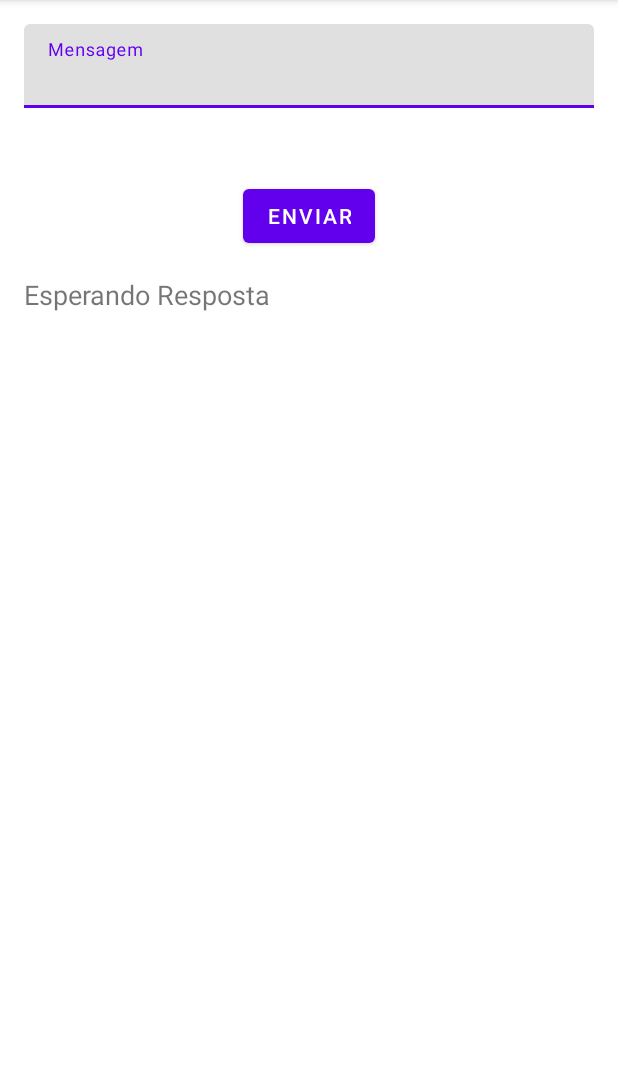
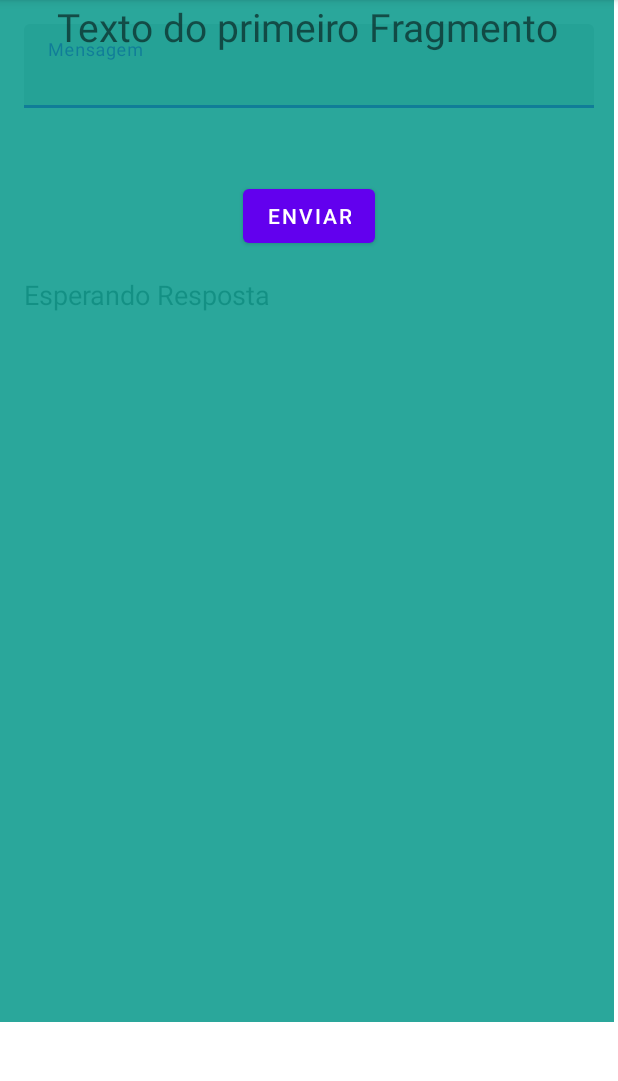
Before and after one commit to EvanRispoli/Revisao, an Android app: the screen it shows after launch (MainActivity), on a phone screen of 412 x 824 dp, the part 84-1165 px from its top. Run offline under Robolectric (Android 15) with nearby library versions, the phone set to English and light mode, and no system bars.

Commit message:
Criando o Navhost

```diff
--- a/app/src/main/res/layout/activity_main.xml
+++ b/app/src/main/res/layout/activity_main.xml
@@ -20,7 +20,7 @@
             android:layout_width="match_parent"
             android:layout_height="wrap_content"
             android:layout_margin="16dp"
-            android:hint="Mensagem" />
+            android:hint="@string/mensagem" />
     </com.google.android.material.textfield.TextInputLayout>
 
     <Button
@@ -28,7 +28,7 @@
         android:layout_width="wrap_content"
         android:layout_height="wrap_content"
         android:layout_marginTop="32dp"
-        android:text="Enviar"
+        android:text="@string/enviar"
         app:layout_constraintEnd_toEndOf="parent"
         app:layout_constraintHorizontal_bias="0.5"
         app:layout_constraintStart_toStartOf="parent"
@@ -45,5 +45,17 @@
         app:layout_constraintEnd_toEndOf="parent"
         app:layout_constraintHorizontal_bias="0.5"
         app:layout_constraintStart_toStartOf="parent"
-        app:layout_constraintTop_toBottomOf="@+id/btn_enviar" />
+        app:layout_constraintTop_toBottomOf="@+id/btn_enviar"
+        tools:ignore="HardcodedText" />
+
+    <androidx.fragment.app.FragmentContainerView
+        android:id="@+id/fragmentContainerView"
+        android:name="androidx.navigation.fragment.NavHostFragment"
+        android:layout_width="409dp"
+        android:layout_height="681dp"
+        app:defaultNavHost="true"
+        app:navGraph="@navigation/navigation"
+        tools:layout_editor_absoluteX="1dp"
+        tools:layout_editor_absoluteY="209dp"
+        tools:ignore="MissingConstraints" />
 </androidx.constraintlayout.widget.ConstraintLayout>
--- /dev/null
+++ b/app/src/main/res/navigation/navigation.xml
@@ -0,0 +1,18 @@
+<?xml version="1.0" encoding="utf-8"?>
+<navigation xmlns:android="http://schemas.android.com/apk/res/android"
+    xmlns:app="http://schemas.android.com/apk/res-auto"
+    xmlns:tools="http://schemas.android.com/tools"
+    android:id="@+id/navigation"
+    app:startDestination="@id/firstFragment">
+
+    <fragment
+        android:id="@+id/firstFragment"
+        android:name="com.example.revisao.FirstFragment"
+        android:label="fragment_first"
+        tools:layout="@layout/fragment_first" />
+    <fragment
+        android:id="@+id/secondFragment"
+        android:name="com.example.revisao.SecondFragment"
+        android:label="fragment_second"
+        tools:layout="@layout/fragment_second" />
+</navigation>
--- a/app/src/main/res/values/strings.xml
+++ b/app/src/main/res/values/strings.xml
@@ -3,4 +3,6 @@
     <!-- TODO: Remove or change this placeholder text -->
     <string name="hello_blank_fragment">Hello blank fragment</string>
     <string name="texto_do_primeiro_fragmento">Texto do primeiro Fragmento</string>
+    <string name="mensagem">Mensagem</string>
+    <string name="enviar">Enviar</string>
 </resources>
```
